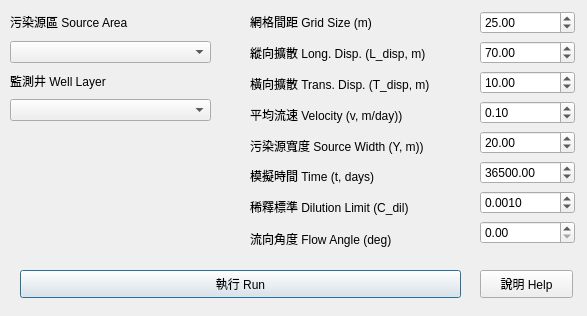
Qt form MemoModel_dialog_base.ui (rationtai-byte/MEMO-QGIS-Plugin) before a commit.
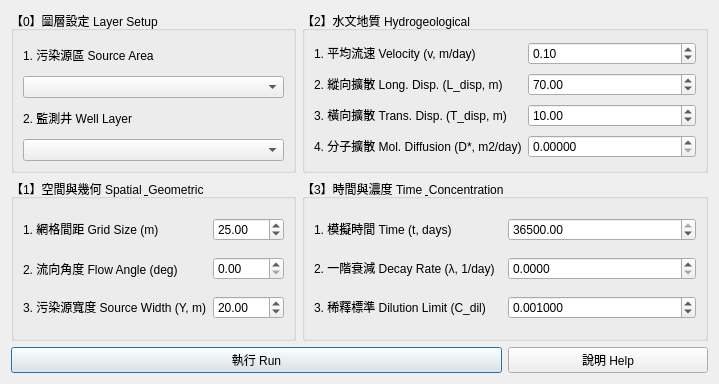
The same form after that commit. Custom widgets are drawn as their Qt base class.

```diff
--- a/MemoModel_dialog_base.ui
+++ b/MemoModel_dialog_base.ui
@@ -6,69 +6,40 @@
    <rect>
     <x>0</x>
     <y>0</y>
-    <width>587</width>
-    <height>316</height>
+    <width>719</width>
+    <height>384</height>
    </rect>
   </property>
   <property name="windowTitle">
    <string>MEMO Groundwater Network Design</string>
   </property>
-  <widget class="QPushButton" name="btnRun">
-   <property name="geometry">
-    <rect>
-     <x>20</x>
-     <y>270</y>
-     <width>441</width>
-     <height>28</height>
-    </rect>
-   </property>
+  <layout class="QGridLayout" name="gridLayout_5">
+   <item row="0" column="0">
+    <widget class="QGroupBox" name="groupBox_2">
+     <property name="title">
+      <string>【0】圖層設定 Layer Setup</string>
+     </property>
+     <layout class="QGridLayout" name="gridLayout">
+      <item row="3" column="0">
+       <widget class="QLabel" name="label_8">
    <property name="text">
-    <string>執行 Run</string>
-   </property>
-  </widget>
-  <widget class="QPushButton" name="btnHelp">
-   <property name="geometry">
-    <rect>
-     <x>480</x>
-     <y>270</y>
-     <width>93</width>
-     <height>28</height>
-    </rect>
-   </property>
-   <property name="text">
-    <string>說明 Help</string>
-   </property>
-  </widget>
-  <widget class="QWidget" name="">
-   <property name="geometry">
-    <rect>
-     <x>10</x>
-     <y>10</y>
-     <width>201</width>
-     <height>111</height>
-    </rect>
-   </property>
-   <layout class="QGridLayout" name="gridLayout_2">
-    <item row="1" column="0">
+         <string>2. 監測井 Well Layer</string>
+        </property>
+        <property name="textFormat">
+         <enum>Qt::RichText</enum>
+        </property>
+       </widget>
+      </item>
+      <item row="2" column="0">
      <widget class="QgsMapLayerComboBox" name="combo_SourceLayer"/>
     </item>
-    <item row="0" column="0">
-     <widget class="QLabel" name="label_7">
-      <property name="text">
-       <string>污染源區 Source Area</string>
-      </property>
-      <property name="textFormat">
-       <enum>Qt::RichText</enum>
-      </property>
-     </widget>
-    </item>
     <item row="4" column="0">
      <widget class="QgsMapLayerComboBox" name="combo_WellLayer"/>
     </item>
-    <item row="2" column="0">
-     <widget class="QLabel" name="label_8">
+      <item row="1" column="0">
+       <widget class="QLabel" name="label_7">
       <property name="text">
-       <string>監測井 Well Layer</string>
+         <string>1. 污染源區 Source Area</string>
       </property>
       <property name="textFormat">
        <enum>Qt::RichText</enum>
@@ -77,175 +48,279 @@
     </item>
    </layout>
   </widget>
-  <widget class="QWidget" name="">
-   <property name="geometry">
-    <rect>
-     <x>250</x>
-     <y>10</y>
-     <width>208</width>
-     <height>241</height>
-    </rect>
-   </property>
-   <layout class="QGridLayout" name="gridLayout_3">
+   </item>
+   <item row="0" column="1" colspan="2">
+    <widget class="QGroupBox" name="groupBox_3">
+     <property name="title">
+      <string>【2】水文地質 Hydrogeological</string>
+     </property>
+     <layout class="QGridLayout" name="gridLayout_2">
     <item row="0" column="0">
-     <widget class="QLabel" name="label_10">
-      <property name="text">
-       <string>網格間距 Grid Size (m)</string>
-      </property>
-      <property name="textFormat">
-       <enum>Qt::RichText</enum>
-      </property>
-     </widget>
-    </item>
-    <item row="1" column="0">
-     <widget class="QLabel" name="label">
-      <property name="text">
-       <string>縱向擴散 Long. Disp. (L_disp, m)</string>
-      </property>
-      <property name="textFormat">
-       <enum>Qt::RichText</enum>
-      </property>
-     </widget>
-    </item>
-    <item row="2" column="0">
-     <widget class="QLabel" name="label_2">
-      <property name="text">
-       <string>橫向擴散 Trans. Disp. (T_disp, m)</string>
-      </property>
-      <property name="textFormat">
-       <enum>Qt::RichText</enum>
-      </property>
-     </widget>
-    </item>
-    <item row="3" column="0">
      <widget class="QLabel" name="label_3">
       <property name="text">
-       <string>平均流速 Velocity (v, m/day))</string>
+         <string>1. 平均流速 Velocity (v, m/day)</string>
       </property>
       <property name="textFormat">
        <enum>Qt::RichText</enum>
       </property>
      </widget>
     </item>
-    <item row="4" column="0">
-     <widget class="QLabel" name="label_4">
-      <property name="text">
-       <string>污染源寬度 Source Width (Y, m))</string>
-      </property>
-      <property name="textFormat">
-       <enum>Qt::RichText</enum>
-      </property>
-     </widget>
-    </item>
-    <item row="5" column="0">
-     <widget class="QLabel" name="label_5">
-      <property name="text">
-       <string>模擬時間 Time (t, days)</string>
-      </property>
-      <property name="textFormat">
-       <enum>Qt::RichText</enum>
-      </property>
-     </widget>
-    </item>
-    <item row="6" column="0">
-     <widget class="QLabel" name="label_6">
-      <property name="text">
-       <string>稀釋標準 Dilution Limit (C_dil)</string>
-      </property>
-      <property name="textFormat">
-       <enum>Qt::RichText</enum>
-      </property>
-     </widget>
-    </item>
-    <item row="7" column="0">
-     <widget class="QLabel" name="label_9">
-      <property name="text">
-       <string>流向角度 Flow Angle (deg)</string>
-      </property>
-     </widget>
-    </item>
-   </layout>
-  </widget>
-  <widget class="QWidget" name="">
-   <property name="geometry">
-    <rect>
-     <x>480</x>
-     <y>10</y>
-     <width>95</width>
-     <height>243</height>
-    </rect>
-   </property>
-   <layout class="QGridLayout" name="gridLayout">
-    <item row="0" column="0">
-     <widget class="QDoubleSpinBox" name="spin_GridSize">
-      <property name="minimum">
-       <double>1.000000000000000</double>
-      </property>
+      <item row="0" column="1">
+       <widget class="QDoubleSpinBox" name="spin_V">
       <property name="maximum">
        <double>100.000000000000000</double>
       </property>
       <property name="value">
-       <double>25.000000000000000</double>
+         <double>0.100000000000000</double>
       </property>
      </widget>
     </item>
     <item row="1" column="0">
+       <widget class="QLabel" name="label">
+        <property name="text">
+         <string>2. 縱向擴散 Long. Disp. (L_disp, m)</string>
+        </property>
+        <property name="textFormat">
+         <enum>Qt::RichText</enum>
+        </property>
+       </widget>
+      </item>
+      <item row="1" column="1">
      <widget class="QDoubleSpinBox" name="spin_LDisp">
+        <property name="maximum">
+         <double>2000.000000000000000</double>
+        </property>
       <property name="value">
        <double>70.000000000000000</double>
       </property>
      </widget>
     </item>
     <item row="2" column="0">
+       <widget class="QLabel" name="label_2">
+        <property name="text">
+         <string>3. 橫向擴散 Trans. Disp. (T_disp, m)</string>
+        </property>
+        <property name="textFormat">
+         <enum>Qt::RichText</enum>
+        </property>
+       </widget>
+      </item>
+      <item row="2" column="1">
      <widget class="QDoubleSpinBox" name="spin_TDisp">
+        <property name="maximum">
+         <double>500.000000000000000</double>
+        </property>
+        <property name="singleStep">
+         <double>0.500000000000000</double>
+        </property>
       <property name="value">
        <double>10.000000000000000</double>
       </property>
      </widget>
     </item>
     <item row="3" column="0">
-     <widget class="QDoubleSpinBox" name="spin_V">
-      <property name="value">
-       <double>0.100000000000000</double>
-      </property>
-     </widget>
-    </item>
-    <item row="4" column="0">
+       <widget class="QLabel" name="label_11">
+        <property name="text">
+         <string>4. 分子擴散 Mol. Diffusion (D*, m2/day)</string>
+        </property>
+        <property name="textFormat">
+         <enum>Qt::RichText</enum>
+        </property>
+       </widget>
+      </item>
+      <item row="3" column="1">
+       <widget class="QDoubleSpinBox" name="spin_Dstar">
+        <property name="decimals">
+         <number>5</number>
+        </property>
+        <property name="maximum">
+         <double>0.010000000000000</double>
+        </property>
+        <property name="singleStep">
+         <double>0.000100000000000</double>
+        </property>
+       </widget>
+      </item>
+     </layout>
+    </widget>
+   </item>
+   <item row="1" column="0">
+    <widget class="QGroupBox" name="groupBox">
+     <property name="title">
+      <string>【1】空間與幾何 Spatial &amp; Geometric</string>
+     </property>
+     <layout class="QGridLayout" name="gridLayout_4">
+      <item row="1" column="0">
+       <widget class="QLabel" name="label_9">
+        <property name="text">
+         <string>2. 流向角度 Flow Angle (deg)</string>
+        </property>
+       </widget>
+      </item>
+      <item row="2" column="0">
+       <widget class="QLabel" name="label_4">
+        <property name="text">
+         <string>3. 污染源寬度 Source Width (Y, m)</string>
+        </property>
+        <property name="textFormat">
+         <enum>Qt::RichText</enum>
+        </property>
+       </widget>
+      </item>
+      <item row="2" column="1">
      <widget class="QDoubleSpinBox" name="spin_Y">
+        <property name="minimum">
+         <double>0.100000000000000</double>
+        </property>
+        <property name="maximum">
+         <double>5000.000000000000000</double>
+        </property>
       <property name="value">
        <double>20.000000000000000</double>
       </property>
      </widget>
     </item>
-    <item row="5" column="0">
-     <widget class="QDoubleSpinBox" name="spin_Time">
-      <property name="maximum">
-       <double>1000000.000000000000000</double>
-      </property>
-      <property name="value">
-       <double>36500.000000000000000</double>
-      </property>
-     </widget>
-    </item>
-    <item row="6" column="0">
-     <widget class="QDoubleSpinBox" name="spin_CDil">
-      <property name="decimals">
-       <number>4</number>
-      </property>
-      <property name="value">
-       <double>0.001000000000000</double>
-      </property>
-     </widget>
-    </item>
-    <item row="7" column="0">
+      <item row="1" column="1">
      <widget class="QDoubleSpinBox" name="spin_Angle">
       <property name="maximum">
        <double>360.000000000000000</double>
       </property>
-     </widget>
-    </item>
-   </layout>
-  </widget>
+        <property name="singleStep">
+         <double>5.000000000000000</double>
+        </property>
+       </widget>
+      </item>
+      <item row="0" column="1">
+       <widget class="QDoubleSpinBox" name="spin_GridSize">
+        <property name="minimum">
+         <double>1.000000000000000</double>
+        </property>
+        <property name="maximum">
+         <double>1000.000000000000000</double>
+        </property>
+        <property name="singleStep">
+         <double>5.000000000000000</double>
+        </property>
+        <property name="value">
+         <double>25.000000000000000</double>
+        </property>
+       </widget>
+      </item>
+      <item row="0" column="0">
+       <widget class="QLabel" name="label_10">
+        <property name="text">
+         <string>1. 網格間距 Grid Size (m)</string>
+        </property>
+        <property name="textFormat">
+         <enum>Qt::RichText</enum>
+        </property>
+       </widget>
+      </item>
+     </layout>
+    </widget>
+   </item>
+   <item row="1" column="1" colspan="2">
+    <widget class="QGroupBox" name="groupBox_4">
+     <property name="title">
+      <string>【3】時間與濃度 Time &amp; Concentration</string>
+     </property>
+     <layout class="QGridLayout" name="gridLayout_3">
+      <item row="2" column="1">
+       <widget class="QDoubleSpinBox" name="spin_CDil">
+        <property name="decimals">
+         <number>6</number>
+        </property>
+        <property name="minimum">
+         <double>0.000001000000000</double>
+        </property>
+        <property name="maximum">
+         <double>1.000000000000000</double>
+        </property>
+        <property name="singleStep">
+         <double>0.001000000000000</double>
+        </property>
+        <property name="value">
+         <double>0.001000000000000</double>
+        </property>
+       </widget>
+      </item>
+      <item row="0" column="1">
+       <widget class="QDoubleSpinBox" name="spin_Time">
+        <property name="minimum">
+         <double>1.000000000000000</double>
+        </property>
+        <property name="maximum">
+         <double>36500.000000000000000</double>
+        </property>
+        <property name="singleStep">
+         <double>100.000000000000000</double>
+        </property>
+        <property name="value">
+         <double>36500.000000000000000</double>
+        </property>
+       </widget>
+      </item>
+      <item row="1" column="0">
+       <widget class="QLabel" name="label_12">
+        <property name="text">
+         <string>2. 一階衰減 Decay Rate (λ, 1/day)</string>
+        </property>
+        <property name="textFormat">
+         <enum>Qt::RichText</enum>
+        </property>
+       </widget>
+      </item>
+      <item row="1" column="1">
+       <widget class="QDoubleSpinBox" name="spin_Lambda">
+        <property name="decimals">
+         <number>4</number>
+        </property>
+        <property name="maximum">
+         <double>10.000000000000000</double>
+        </property>
+        <property name="singleStep">
+         <double>0.001000000000000</double>
+        </property>
+       </widget>
+      </item>
+      <item row="2" column="0">
+       <widget class="QLabel" name="label_6">
+        <property name="text">
+         <string>3. 稀釋標準 Dilution Limit (C_dil)</string>
+        </property>
+        <property name="textFormat">
+         <enum>Qt::RichText</enum>
+        </property>
+       </widget>
+      </item>
+      <item row="0" column="0">
+       <widget class="QLabel" name="label_5">
+        <property name="text">
+         <string>1. 模擬時間 Time (t, days)</string>
+        </property>
+        <property name="textFormat">
+         <enum>Qt::RichText</enum>
+        </property>
+       </widget>
+      </item>
+     </layout>
+    </widget>
+   </item>
+   <item row="2" column="0" colspan="2">
+    <widget class="QPushButton" name="btnRun">
+     <property name="text">
+      <string>執行 Run</string>
+     </property>
+    </widget>
+   </item>
+   <item row="2" column="2">
+    <widget class="QPushButton" name="btnHelp">
+     <property name="text">
+      <string>說明 Help</string>
+     </property>
+    </widget>
+   </item>
+  </layout>
  </widget>
  <customwidgets>
   <customwidget>
```
Left out of the diff: 3 changed lines with no effect on the pictures. Lines whose indentation alone changed are shown as unchanged.
